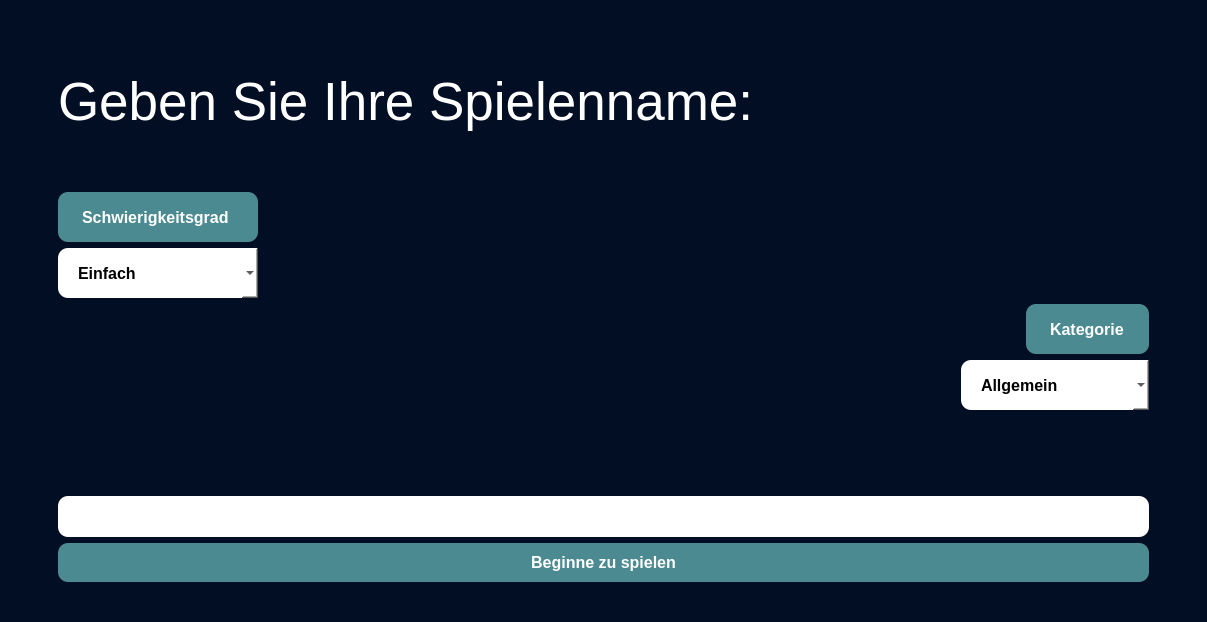
The window that WerWirdMillionear/mainwindow.ui (HoussemHfasa/-Wer-wird-Millionear) describes before a commit, drawn with Qt 5.
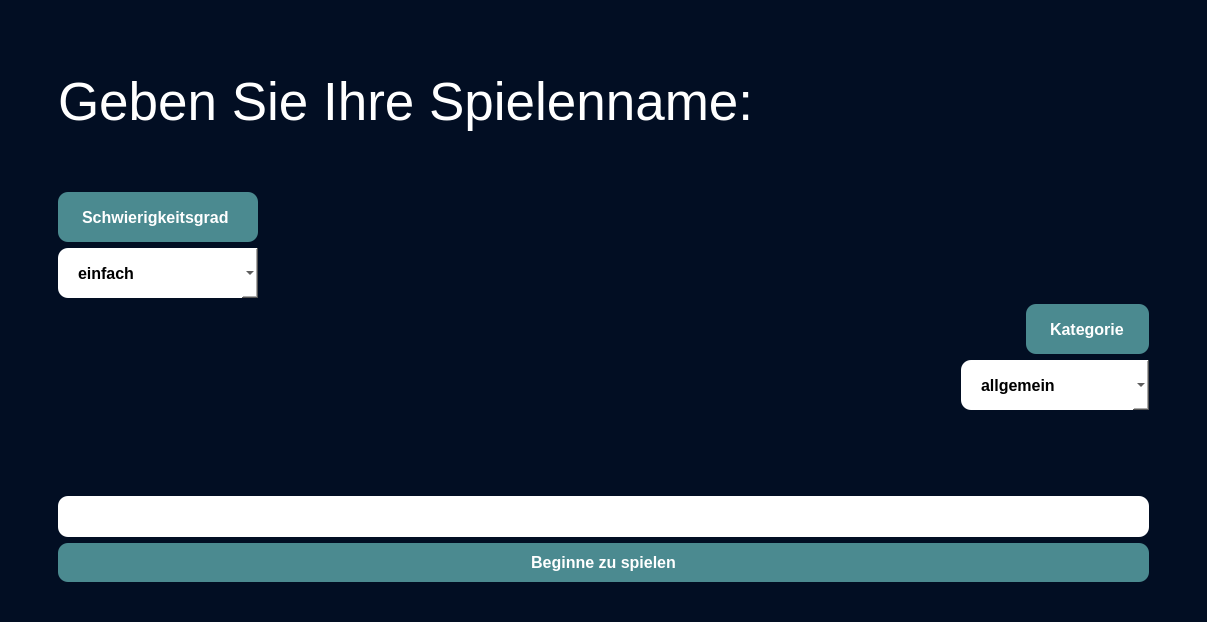
The same window after the commit. The open tabs and pages were chosen to show the change. Icons and pictures are not drawn.

```diff
--- a/WerWirdMillionear/mainwindow.ui
+++ b/WerWirdMillionear/mainwindow.ui
@@ -268,7 +268,7 @@
           </property>
           <item>
            <property name="text">
-            <string>Einfach</string>
+            <string>einfach</string>
            </property>
           </item>
           <item>
@@ -330,7 +330,7 @@
           </property>
           <item>
            <property name="text">
-            <string>Allgemein</string>
+            <string>allgemein</string>
            </property>
           </item>
           <item>
```
Left out of the diff: 4 changed lines with no effect on the pictures.
